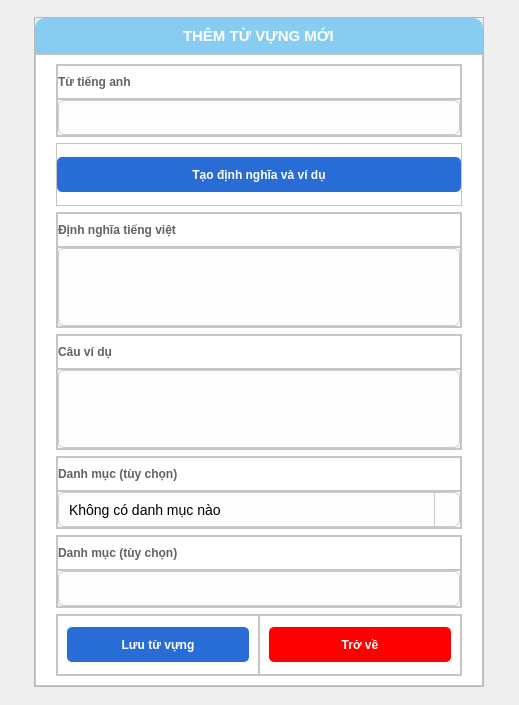
This is UI/forms/addVocab.ui in yuukun123/LexiLand as Qt 5 draws it before an edit. The edited form follows.
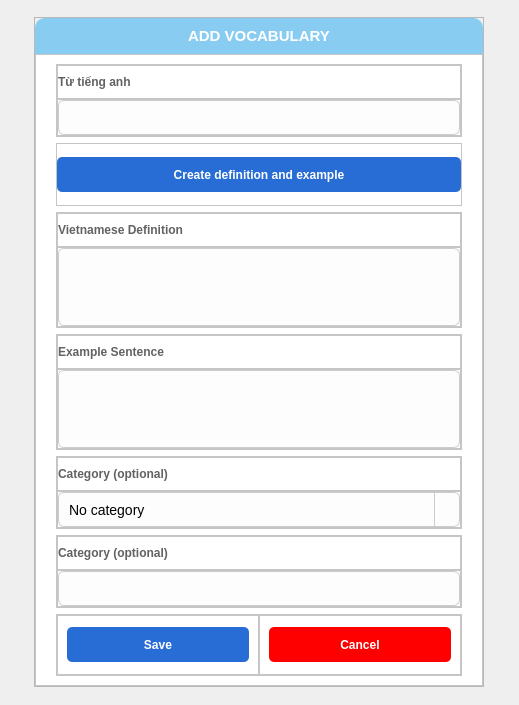
This is the edited form. Icons and pictures are not drawn.

```diff
--- a/UI/forms/addVocab.ui
+++ b/UI/forms/addVocab.ui
@@ -80,7 +80,7 @@
             </font>
            </property>
            <property name="text">
-            <string>THÊM TỪ VỰNG MỚI</string>
+            <string>ADD VOCABULARY</string>
            </property>
           </widget>
          </item>
@@ -263,7 +263,7 @@
 }</string>
               </property>
               <property name="text">
-               <string>Tạo định nghĩa và ví dụ</string>
+               <string>Create definition and example</string>
               </property>
              </widget>
             </item>
@@ -319,7 +319,7 @@
                   <string notr="true">color: rgb(98, 98, 98);</string>
                  </property>
                  <property name="text">
-                  <string>Định nghĩa tiếng việt</string>
+                  <string>Vietnamese Definition</string>
                  </property>
                 </widget>
                </item>
@@ -438,7 +438,7 @@
                   <string notr="true">color: rgb(98, 98, 98);</string>
                  </property>
                  <property name="text">
-                  <string>Câu ví dụ</string>
+                  <string>Example Sentence</string>
                  </property>
                 </widget>
                </item>
@@ -551,7 +551,7 @@
                   <string notr="true">color: rgb(98, 98, 98);</string>
                  </property>
                  <property name="text">
-                  <string>Danh mục (tùy chọn)</string>
+                  <string>Category (optional)</string>
                  </property>
                 </widget>
                </item>
@@ -627,7 +627,7 @@
                  </property>
                  <item>
                   <property name="text">
-                   <string>Không có danh mục nào</string>
+                   <string>No category</string>
                   </property>
                  </item>
                  <item>
@@ -692,7 +692,7 @@
                   <string notr="true">color: rgb(98, 98, 98);</string>
                  </property>
                  <property name="text">
-                  <string>Danh mục (tùy chọn)</string>
+                  <string>Category (optional)</string>
                  </property>
                 </widget>
                </item>
@@ -815,7 +815,7 @@
 }</string>
                  </property>
                  <property name="text">
-                  <string>Lưu từ vựng</string>
+                  <string>Save</string>
                  </property>
                 </widget>
                </item>
@@ -860,7 +860,7 @@
 }</string>
                  </property>
                  <property name="text">
-                  <string>Trở về</string>
+                  <string>Cancel</string>
                  </property>
                 </widget>
                </item>
```
Left out of the diff: 2 changed lines with no effect on the pictures.
